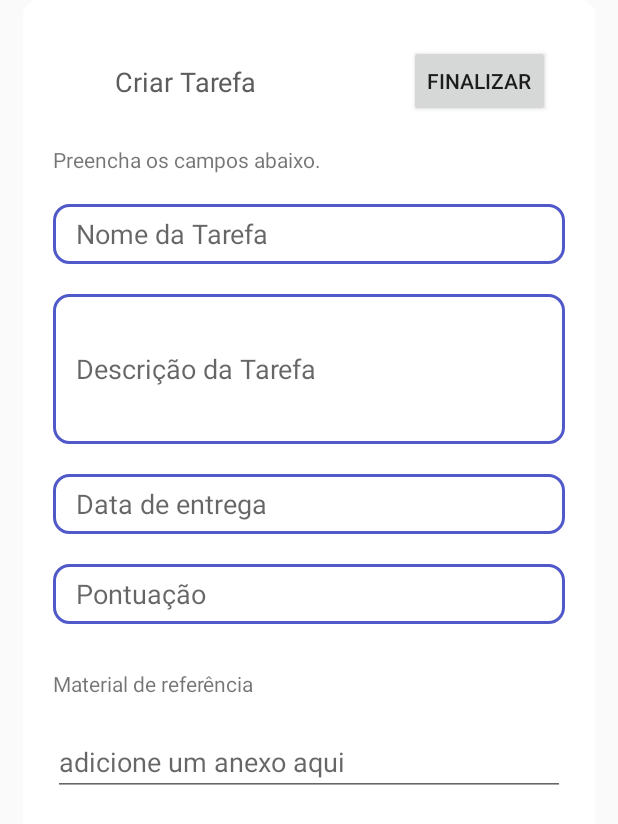
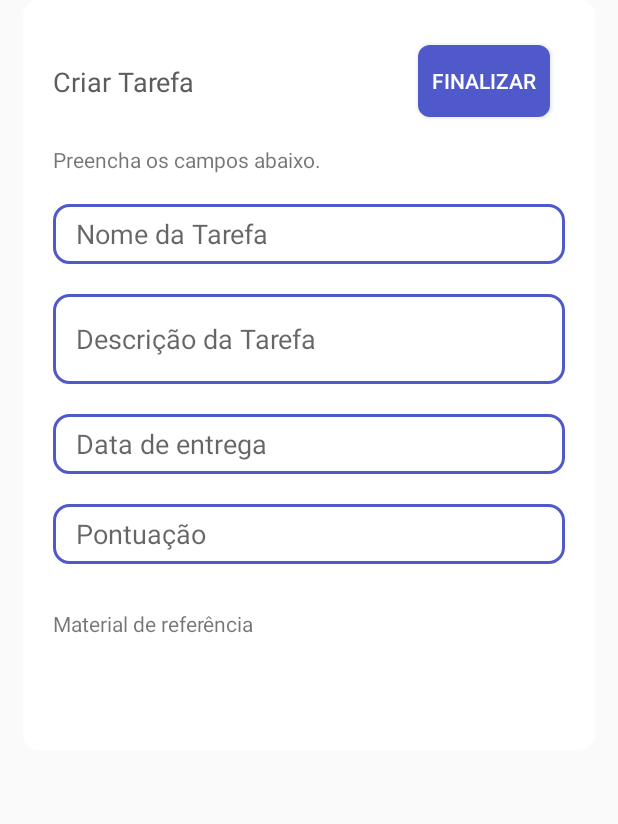
Before and after one commit to AEscolaDigital/Mobile, an Android app: the layout dialog_task.xml on its own in the app's theme, with its tools: preview values and no code run, on a phone screen of 412 x 824 dp. Shown: the top 824 px of the screen. Run offline under Robolectric (Android 15) with nearby library versions, the phone set to English and light mode, and no system bars.

Commit message:
finalizando o layout do dialog

```diff
--- a/app/src/main/res/layout/dialog_task.xml
+++ b/app/src/main/res/layout/dialog_task.xml
@@ -1,9 +1,10 @@
 <?xml version="1.0" encoding="utf-8"?>
-<androidx.constraintlayout.widget.ConstraintLayout xmlns:android="http://schemas.android.com/apk/res/android"
+<androidx.constraintlayout.widget.ConstraintLayout
+    xmlns:android="http://schemas.android.com/apk/res/android"
     xmlns:app="http://schemas.android.com/apk/res-auto"
     xmlns:tools="http://schemas.android.com/tools"
     android:layout_width="match_parent"
-    android:layout_height="match_parent"
+    android:layout_height="500dp"
     android:layout_marginStart="15dp"
     android:layout_marginEnd="15dp"
     android:paddingBottom="50dp"
@@ -13,23 +14,23 @@
         android:id="@+id/textView6"
         android:layout_width="wrap_content"
         android:layout_height="wrap_content"
-        android:paddingEnd="40dp"
+        android:layout_marginStart="20dp"
         android:text="Criar Tarefa"
         android:textAppearance="@style/TextAppearance.AppCompat.Medium"
         android:textColor="@color/textColor"
-        app:layout_constraintBottom_toBottomOf="@+id/button2"
-        app:layout_constraintEnd_toStartOf="@+id/button2"
+        app:layout_constraintBottom_toBottomOf="@+id/btn_finalizar"
         app:layout_constraintStart_toStartOf="parent"
-        app:layout_constraintTop_toTopOf="@+id/button2" />
+        app:layout_constraintTop_toTopOf="@+id/btn_finalizar" />
 
     <Button
-        android:id="@+id/button2"
+        android:id="@+id/btn_finalizar"
         android:layout_width="wrap_content"
         android:layout_height="wrap_content"
         android:layout_marginEnd="30dp"
         android:layout_marginTop="30dp"
         android:text="Finalizar"
-
+        android:textColor="@color/white"
+        android:background="@drawable/button_background"
         app:layout_constraintEnd_toEndOf="parent"
         app:layout_constraintTop_toTopOf="parent" />
 
@@ -61,7 +62,7 @@
     <EditText
         android:id="@+id/ed_descricao_task"
         android:layout_width="match_parent"
-        android:layout_height="100dp"
+        android:layout_height="60dp"
         android:layout_margin="20dp"
         android:background="@drawable/input_border"
         android:hint="Descrição da Tarefa"
@@ -110,10 +111,11 @@
 
 
     <EditText
+        android:id="@+id/ed_anexo"
         android:layout_width="match_parent"
         android:layout_height="wrap_content"
         android:layout_margin="20dp"
-        android:hint="adicione um anexo aqui"
+        android:hint="Adicione um anexo aqui."
         android:inputType="textWebEditText"
         app:layout_constraintEnd_toEndOf="parent"
         app:layout_constraintStart_toStartOf="parent"
```
